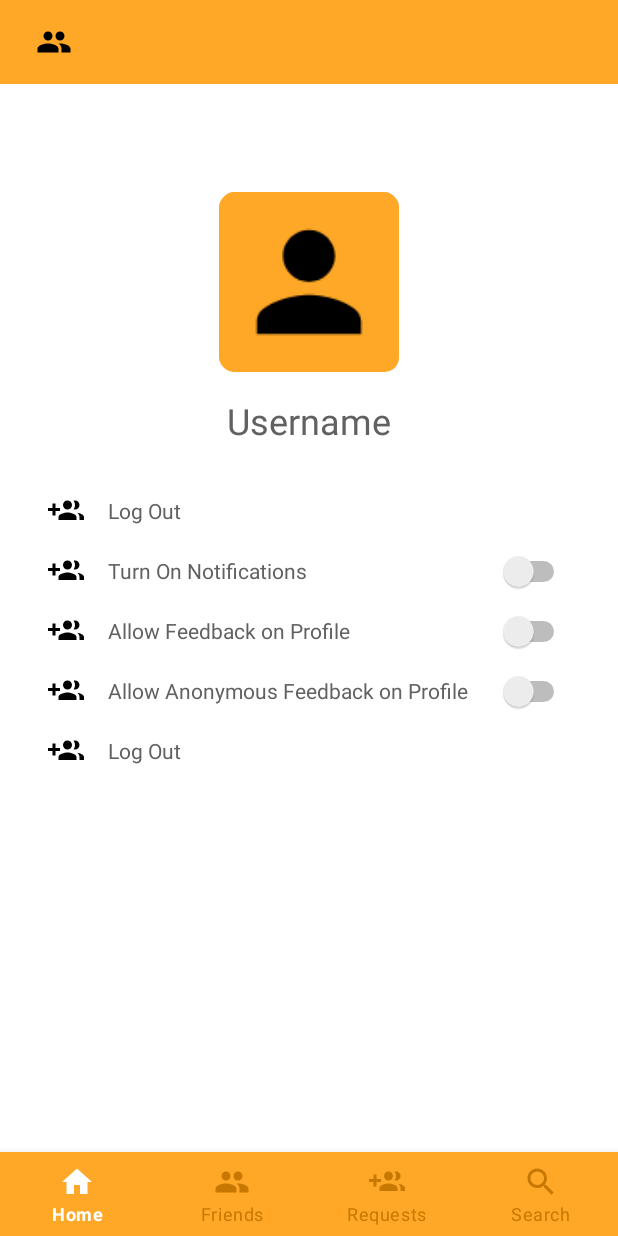
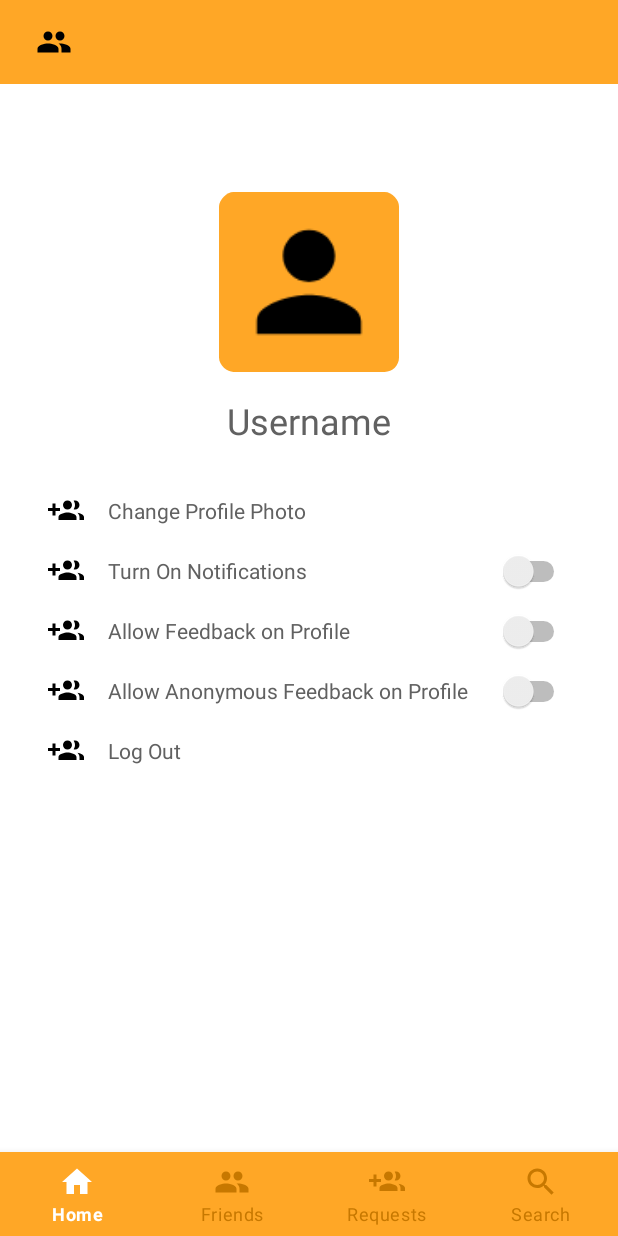
Before and after one commit to andreisimi96/feedback4me, an Android app: the fragment UserSettingsFragment placed in its activity, on a phone screen of 412 x 824 dp. Run offline under Robolectric (Android 15) with nearby library versions, the phone set to English and light mode, and no system bars; our stand-ins replace Firebase (no records; nobody signed in at launch, a user with empty details on screens opened directly); Roboto replaces fonts that are not available here.

Commit message:
Minor changes

```diff
--- a/app/src/main/java/com/example/feedback4me/LoginActivity.java
+++ b/app/src/main/java/com/example/feedback4me/LoginActivity.java
@@ -37,6 +37,7 @@ public class LoginActivity extends AppCompatActivity
     private GoogleSignInClient googleSignInClient;
     private SignInButton googleSignInButton;
 
+
     @Override
     protected void onCreate(Bundle savedInstanceState)
     {
@@ -48,9 +49,8 @@ public class LoginActivity extends AppCompatActivity
         passwordTextview = findViewById(R.id.edit_text_password);
 
         //google sign-in
-        String webClientId = "909133630679-f5jdkll5cfptf3baqfp0t8iq4hkorvim.apps.googleusercontent.com";
         GoogleSignInOptions gso = new GoogleSignInOptions.Builder(GoogleSignInOptions.DEFAULT_SIGN_IN)
-                .requestIdToken(webClientId)
+                .requestIdToken(SensitiveInfo.getWebClientId())
                 .requestEmail()
                 .build();
         googleSignInClient = GoogleSignIn.getClient(this, gso);
--- a/app/src/main/res/layout/fragment_user_settings.xml
+++ b/app/src/main/res/layout/fragment_user_settings.xml
@@ -5,7 +5,8 @@
     android:layout_width="match_parent"
     android:layout_height="match_parent"
     tools:context=".SettingsFragments.UserSettingsFragment"
-    android:background="#FFFFFF">
+    android:background="#FFFFFF"
+    android:clickable="true">
 
 
     <ImageView
@@ -60,7 +61,7 @@
                 android:onClick="changeProfilePicture"
                 android:paddingLeft="32dp"
                 android:paddingRight="32dp"
-                android:text="@string/log_out"
+                android:text="@string/change_profile_picture"
                 android:textColor="@color/colorAccent" />
 
             <Switch
--- a/app/src/main/res/values/strings.xml
+++ b/app/src/main/res/values/strings.xml
@@ -17,4 +17,5 @@
     <string name="friends">Friends</string>
     <string name="requests">Requests</string>
     <string name="search">Search</string>
+    <string name="change_profile_picture">Change Profile Photo</string>
 </resources>
```
